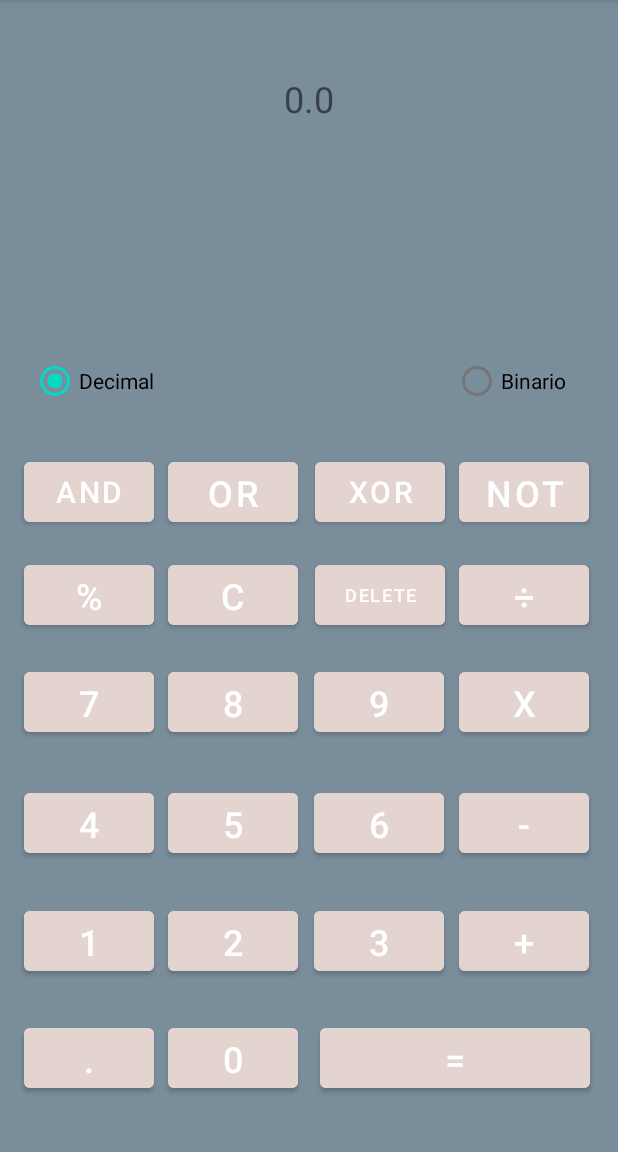
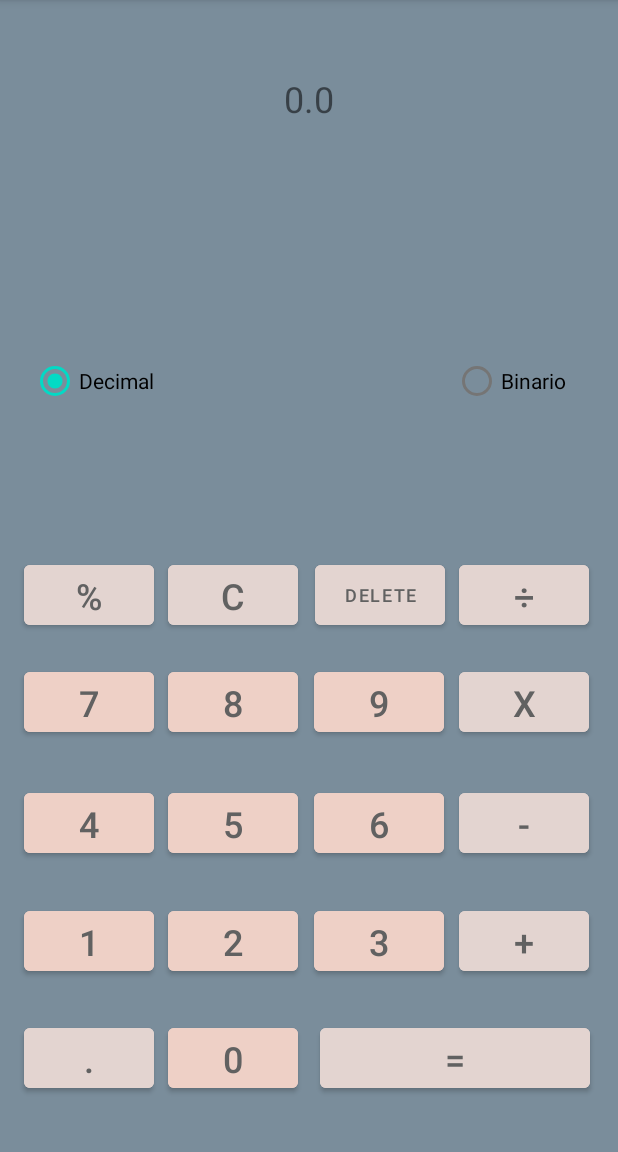
Before and after one commit to sirlencio/Android, an Android app: the screen it shows after launch (MainActivity), on a phone screen of 412 x 824 dp, the part 84-1236 px from its top. Run offline under Robolectric (Android 15) with nearby library versions, the phone set to English and light mode, and no system bars.

Commit message:
Hechos operadores logicos

```diff
--- a/Calculadora/app/src/main/res/layout/activity_main.xml
+++ b/Calculadora/app/src/main/res/layout/activity_main.xml
@@ -11,9 +11,11 @@
         android:id="@+id/OR"
         android:layout_width="86.75dp"
         android:layout_height="52dp"
-        android:backgroundTint="#E3D4D0"
+        android:backgroundTint="#e3d4d0"
         android:text="OR"
+        android:textColor="#616161"
         android:textSize="24sp"
+        android:visibility="invisible"
         app:layout_constraintBottom_toBottomOf="parent"
         app:layout_constraintEnd_toEndOf="parent"
         app:layout_constraintHorizontal_bias="0.345"
@@ -27,7 +29,9 @@
         android:layout_height="52dp"
         android:backgroundTint="#E3D4D0"
         android:text="XOR"
+        android:textColor="#616161"
         android:textSize="20sp"
+        android:visibility="invisible"
         app:layout_constraintBottom_toBottomOf="parent"
         app:layout_constraintEnd_toEndOf="parent"
         app:layout_constraintHorizontal_bias="0.645"
@@ -41,7 +45,9 @@
         android:layout_height="52dp"
         android:backgroundTint="#E3D4D0"
         android:text="AND"
+        android:textColor="#616161"
         android:textSize="20sp"
+        android:visibility="invisible"
         app:layout_constraintBottom_toBottomOf="parent"
         app:layout_constraintEnd_toEndOf="parent"
         app:layout_constraintHorizontal_bias="0.049"
@@ -55,7 +61,9 @@
         android:layout_height="52dp"
         android:backgroundTint="#E3D4D0"
         android:text="NOT"
+        android:textColor="#616161"
         android:textSize="24sp"
+        android:visibility="invisible"
         app:layout_constraintBottom_toBottomOf="parent"
         app:layout_constraintEnd_toEndOf="parent"
         app:layout_constraintHorizontal_bias="0.941"
@@ -69,6 +77,7 @@
         android:layout_height="52dp"
         android:backgroundTint="#E3D4D0"
         android:text="x"
+        android:textColor="#616161"
         android:textSize="24sp"
         app:layout_constraintBottom_toBottomOf="parent"
         app:layout_constraintEnd_toEndOf="parent"
@@ -81,8 +90,9 @@
         android:id="@+id/cero"
         android:layout_width="86.75dp"
         android:layout_height="52dp"
-        android:backgroundTint="#E3D4D0"
+        android:backgroundTint="#Eed0c6"
         android:text="0"
+        android:textColor="#616161"
         android:textSize="24sp"
         app:layout_constraintBottom_toBottomOf="parent"
         app:layout_constraintEnd_toEndOf="parent"
@@ -97,6 +107,7 @@
         android:layout_height="52dp"
         android:backgroundTint="#E3D4D0"
         android:text="."
+        android:textColor="#616161"
         android:textSize="24sp"
         app:layout_constraintBottom_toBottomOf="parent"
         app:layout_constraintEnd_toEndOf="parent"
@@ -111,6 +122,7 @@
         android:layout_height="52dp"
         android:backgroundTint="#E3D4D0"
         android:text="="
+        android:textColor="#616161"
         android:textSize="24sp"
         app:layout_constraintBottom_toBottomOf="parent"
         app:layout_constraintEnd_toEndOf="parent"
@@ -125,6 +137,7 @@
         android:layout_height="52dp"
         android:backgroundTint="#E3D4D0"
         android:text="÷"
+        android:textColor="#616161"
         android:textSize="24sp"
         app:layout_constraintBottom_toBottomOf="parent"
         app:layout_constraintEnd_toEndOf="parent"
@@ -139,6 +152,7 @@
         android:layout_height="52dp"
         android:backgroundTint="#E3D4D0"
         android:text="Delete"
+        android:textColor="#616161"
         android:textSize="12sp"
         app:layout_constraintBottom_toBottomOf="parent"
         app:layout_constraintEnd_toEndOf="parent"
@@ -153,6 +167,7 @@
         android:layout_height="52dp"
         android:backgroundTint="#E3D4D0"
         android:text="%"
+        android:textColor="#616161"
         android:textSize="24sp"
         app:layout_constraintBottom_toBottomOf="parent"
         app:layout_constraintEnd_toEndOf="parent"
@@ -167,6 +182,7 @@
         android:layout_height="52dp"
         android:backgroundTint="#E3D4D0"
         android:text="C"
+        android:textColor="#616161"
         android:textSize="24sp"
         app:layout_constraintBottom_toBottomOf="parent"
         app:layout_constraintEnd_toEndOf="parent"
@@ -181,6 +197,7 @@
         android:layout_height="52dp"
         android:backgroundTint="#E3D4D0"
         android:text="+"
+        android:textColor="#616161"
         android:textSize="24sp"
         app:layout_constraintBottom_toBottomOf="parent"
         app:layout_constraintEnd_toEndOf="parent"
@@ -195,6 +212,7 @@
         android:layout_height="52dp"
         android:backgroundTint="#E3D4D0"
         android:text="-"
+        android:textColor="#616161"
         android:textSize="24sp"
         app:layout_constraintBottom_toBottomOf="parent"
         app:layout_constraintEnd_toEndOf="parent"
@@ -207,8 +225,9 @@
         android:id="@+id/uno"
         android:layout_width="86.75dp"
         android:layout_height="52dp"
-        android:backgroundTint="#E3D4D0"
+        android:backgroundTint="#Eed0c6"
         android:text="1"
+        android:textColor="#616161"
         android:textSize="24sp"
         app:layout_constraintBottom_toBottomOf="parent"
         app:layout_constraintEnd_toEndOf="parent"
@@ -221,8 +240,9 @@
         android:id="@+id/seis"
         android:layout_width="86.75dp"
         android:layout_height="52dp"
-        android:backgroundTint="#E3D4D0"
+        android:backgroundTint="#Eed0c6"
         android:text="6"
+        android:textColor="#616161"
         android:textSize="24sp"
         app:layout_constraintBottom_toBottomOf="parent"
         app:layout_constraintEnd_toEndOf="parent"
@@ -235,8 +255,9 @@
         android:id="@+id/cinco"
         android:layout_width="86.75dp"
         android:layout_height="52dp"
-        android:backgroundTint="#E3D4D0"
+        android:backgroundTint="#Eed0c6"
         android:text="5"
+        android:textColor="#616161"
         android:textSize="24sp"
         app:layout_constraintBottom_toBottomOf="parent"
         app:layout_constraintEnd_toEndOf="parent"
@@ -249,8 +270,9 @@
         android:id="@+id/cuatro"
         android:layout_width="86.75dp"
         android:layout_height="52dp"
-        android:backgroundTint="#E3D4D0"
+        android:backgroundTint="#Eed0c6"
         android:text="4"
+        android:textColor="#616161"
         android:textSize="24sp"
         app:layout_constraintBottom_toBottomOf="parent"
         app:layout_constraintEnd_toEndOf="parent"
@@ -263,8 +285,9 @@
         android:id="@+id/tres"
         android:layout_width="86.75dp"
         android:layout_height="52dp"
-        android:backgroundTint="#E3D4D0"
+        android:backgroundTint="#Eed0c6"
         android:text="3"
+        android:textColor="#616161"
         android:textSize="24sp"
         app:layout_constraintBottom_toBottomOf="parent"
         app:layout_constraintEnd_toEndOf="parent"
@@ -277,8 +300,9 @@
         android:id="@+id/dos"
         android:layout_width="86.75dp"
         android:layout_height="52dp"
-        android:backgroundTint="#E3D4D0"
+        android:backgroundTint="#Eed0c6"
         android:text="2"
+        android:textColor="#616161"
         android:textSize="24sp"
         app:layout_constraintBottom_toBottomOf="parent"
         app:layout_constraintEnd_toEndOf="parent"
@@ -291,8 +315,9 @@
         android:id="@+id/ocho"
         android:layout_width="86.75dp"
         android:layout_height="52dp"
-        android:backgroundTint="#E3D4D0"
+        android:backgroundTint="#Eed0c6"
         android:text="8"
+        android:textColor="#616161"
         android:textSize="24sp"
         app:layout_constraintBottom_toBottomOf="parent"
         app:layout_constraintEnd_toEndOf="parent"
@@ -305,8 +330,9 @@
         android:id="@+id/nueve"
         android:layout_width="86.75dp"
         android:layout_height="52dp"
-        android:backgroundTint="#E3D4D0"
+        android:backgroundTint="#Eed0c6"
         android:text="9"
+        android:textColor="#616161"
         android:textSize="24sp"
         app:layout_constraintBottom_toBottomOf="parent"
         app:layout_constraintEnd_toEndOf="parent"
@@ -319,8 +345,9 @@
         android:id="@+id/siete"
         android:layout_width="86.75dp"
         android:layout_height="52dp"
-        android:backgroundTint="#E3D4D0"
+        android:backgroundTint="#Eed0c6"
         android:text="7"
+        android:textColor="#616161"
         android:textSize="24sp"
         app:layout_constraintBottom_toBottomOf="parent"
         app:layout_constraintEnd_toEndOf="parent"
@@ -341,32 +368,6 @@
         app:layout_constraintStart_toStartOf="parent"
         app:layout_constraintTop_toTopOf="parent"
         app:layout_constraintVertical_bias="0.067" />
-
-    <TextView
-        android:id="@+id/cuentaBin"
-        android:layout_width="wrap_content"
-        android:layout_height="wrap_content"
-        android:textAlignment="center"
-        android:textSize="24sp"
-        app:layout_constraintBottom_toBottomOf="parent"
-        app:layout_constraintEnd_toEndOf="parent"
-        app:layout_constraintHorizontal_bias="0.095"
-        app:layout_constraintStart_toStartOf="parent"
-        app:layout_constraintTop_toTopOf="parent"
-        app:layout_constraintVertical_bias="0.103" />
-
-    <TextView
-        android:id="@+id/rdoBin"
-        android:layout_width="wrap_content"
-        android:layout_height="wrap_content"
-        android:textAlignment="center"
-        android:textSize="24sp"
-        app:layout_constraintBottom_toBottomOf="parent"
-        app:layout_constraintEnd_toEndOf="parent"
-        app:layout_constraintHorizontal_bias="0.094"
-        app:layout_constraintStart_toStartOf="parent"
-        app:layout_constraintTop_toTopOf="parent"
-        app:layout_constraintVertical_bias="0.224" />
 
     <TextView
         android:id="@+id/textViewGrande"
```
Also changed, not shown: Calculadora/app/src/main/java/com/example/calculadora/MainActivity.java (+135 -174 lines).
